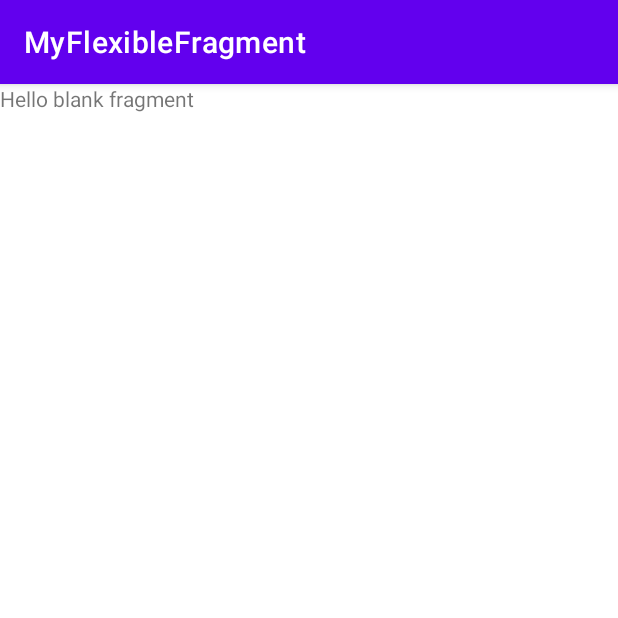
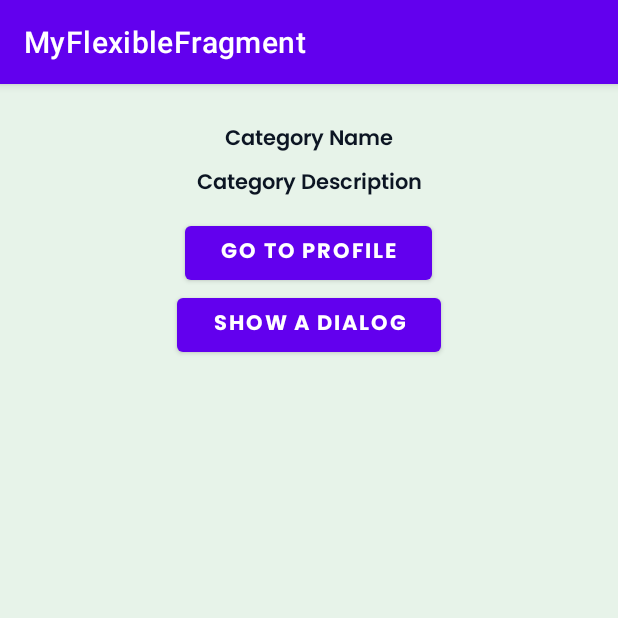
Before and after one commit to annisaseptyana/MyFlexibleFragment, an Android app: the fragment CategoryDetailsFragment shown on its own in the app's theme, on a phone screen of 412 x 824 dp, the top half of it. Run offline under Robolectric (Android 15) with nearby library versions, the phone set to English and light mode, and no system bars.

Commit message:
Fragment

```diff
--- a/app/src/main/AndroidManifest.xml
+++ b/app/src/main/AndroidManifest.xml
@@ -10,6 +10,9 @@
         android:supportsRtl="true"
         android:theme="@style/Theme.MyFlexibleFragment">
         <activity
+            android:name=".ProfileActivity"
+            android:exported="false" />
+        <activity
             android:name=".MainActivity"
             android:exported="true">
             <intent-filter>
@@ -18,6 +21,7 @@
                 <category android:name="android.intent.category.LAUNCHER" />
             </intent-filter>
         </activity>
+
         <meta-data
             android:name="preloaded_fonts"
             android:resource="@array/preloaded_fonts" />
--- a/app/src/main/java/com/bangkit/myflexiblefragment/CategoryDetailsFragment.kt
+++ b/app/src/main/java/com/bangkit/myflexiblefragment/CategoryDetailsFragment.kt
@@ -1,53 +1,30 @@
 package com.bangkit.myflexiblefragment
 
+import android.content.Intent
 import android.os.Bundle
 import androidx.fragment.app.Fragment
 import android.view.LayoutInflater
 import android.view.View
 import android.view.ViewGroup
+import android.widget.Button
+import android.widget.TextView
+import android.widget.Toast
+import org.w3c.dom.Text
 
-// TODO: Rename parameter arguments, choose names that match
-// the fragment initialization parameters, e.g. ARG_ITEM_NUMBER
 private const val ARG_PARAM1 = "param1"
 private const val ARG_PARAM2 = "param2"
 
-/**
- * A simple [Fragment] subclass.
- * Use the [CategoryDetailsFragment.newInstance] factory method to
- * create an instance of this fragment.
- */
 class CategoryDetailsFragment : Fragment() {
-    // TODO: Rename and change types of parameters
-    private var param1: String? = null
-    private var param2: String? = null
 
-    override fun onCreate(savedInstanceState: Bundle?) {
-        super.onCreate(savedInstanceState)
-        arguments?.let {
-            param1 = it.getString(ARG_PARAM1)
-            param2 = it.getString(ARG_PARAM2)
-        }
-    }
-
-    override fun onCreateView(
-        inflater: LayoutInflater, container: ViewGroup?,
-        savedInstanceState: Bundle?
-    ): View? {
-        // Inflate the layout for this fragment
-        return inflater.inflate(R.layout.fragment_category_details, container, false)
-    }
+    lateinit var tvCategoryName: TextView
+    lateinit var tvCategoryDescription: TextView
+    lateinit var btnProfile: Button
+    lateinit var btnDialog: Button
 
     companion object {
-        /**
-         * Use this factory method to create a new instance of
-         * this fragment using the provided parameters.
-         *
-         * @param param1 Parameter 1.
-         * @param param2 Parameter 2.
-         * @return A new instance of fragment CategoryDetailsFragment.
-         */
-        // TODO: Rename and change types and number of parameters
-        @JvmStatic
+        var CATEGORY_NAME = "category_name"
+        var CATEGORY_DESCRIPTION = "category_description"
+
         fun newInstance(param1: String, param2: String) =
             CategoryDetailsFragment().apply {
                 arguments = Bundle().apply {
@@ -56,4 +33,49 @@ class CategoryDetailsFragment : Fragment() {
                 }
             }
     }
+
+    override fun onCreateView(
+        inflater: LayoutInflater, container: ViewGroup?,
+        savedInstanceState: Bundle?): View? {
+        // Inflate the layout for this fragment
+        return inflater.inflate(R.layout.fragment_category_details, container, false)
+    }
+
+    override fun onViewCreated(view: View, savedInstanceState: Bundle?) {
+        super.onViewCreated(view, savedInstanceState)
+
+        val tvCategoryName: TextView = view.findViewById(R.id.tv_category_name)
+        val tvCategoryDescription: TextView = view.findViewById(R.id.tv_category_description)
+        val btnProfile: Button = view.findViewById(R.id.btn_profile)
+        val btnDialog: Button = view.findViewById(R.id.btn_dialog)
+
+        if (arguments != null) {
+            val categoryName = arguments?.getString(CATEGORY_NAME)
+            val categoryDescription = arguments?.getString(CATEGORY_DESCRIPTION)
+
+            tvCategoryName.text = categoryName
+            tvCategoryDescription.text = categoryDescription
+        }
+
+        btnDialog.setOnClickListener{
+            val quizDialogFragment = QuizDialogFragment()
+
+            val fragmentManager = childFragmentManager
+            quizDialogFragment.show(fragmentManager, QuizDialogFragment::class.java.simpleName)
+        }
+
+        btnProfile.setOnClickListener{
+            val intent = Intent(requireActivity(), ProfileActivity::class.java)
+            startActivity(intent)
+        }
+
+    }
+
+    internal var quizDialogListener: QuizDialogFragment.OnQuizDialogListener = object : QuizDialogFragment.OnQuizDialogListener {
+        override fun onQuizChosen(text: String?) {
+            // maunya sih ganti textcolor soalnya quiz
+            Toast.makeText(requireActivity(), text, Toast.LENGTH_LONG).show()
+        }
+    }
+
 }
--- a/app/src/main/res/layout/fragment_category.xml
+++ b/app/src/main/res/layout/fragment_category.xml
@@ -24,6 +24,6 @@
         android:layout_gravity="center_horizontal"
         android:fontFamily="@font/poppins_bold"
         android:paddingHorizontal="24dp"
-        android:text="@string/category_lifestyle" />
+        android:text="@string/category_pets" />
 
 </LinearLayout>
--- a/app/src/main/res/layout/fragment_category_details.xml
+++ b/app/src/main/res/layout/fragment_category_details.xml
@@ -1,14 +1,50 @@
 <?xml version="1.0" encoding="utf-8"?>
-<FrameLayout xmlns:android="http://schemas.android.com/apk/res/android"
+<LinearLayout xmlns:android="http://schemas.android.com/apk/res/android"
     xmlns:tools="http://schemas.android.com/tools"
     android:layout_width="match_parent"
     android:layout_height="match_parent"
+    android:orientation="vertical"
+    android:padding="20dp"
+    android:background="@color/bp_gray"
     tools:context=".CategoryDetailsFragment">
 
-    <!-- TODO: Update blank fragment layout -->
     <TextView
+        android:id="@+id/tv_category_name"
         android:layout_width="match_parent"
-        android:layout_height="match_parent"
-        android:text="@string/hello_blank_fragment" />
+        android:layout_height="wrap_content"
+        android:fontFamily="@font/poppins_semibold"
+        android:textColor="@color/bp_navy"
+        android:gravity="center"
+        android:layout_margin="5dp"
+        android:text="@string/category_name"/>
 
-</FrameLayout>
+    <TextView
+        android:id="@+id/tv_category_description"
+        android:layout_width="match_parent"
+        android:layout_height="wrap_content"
+        android:fontFamily="@font/poppins_semibold"
+        android:textColor="@color/bp_navy"
+        android:gravity="center"
+        android:layout_marginBottom="10dp"
+        android:text="@string/category_description"/>
+
+    <Button
+        android:id="@+id/btn_profile"
+        android:layout_width="wrap_content"
+        android:layout_height="wrap_content"
+        android:layout_gravity="center_horizontal"
+        android:fontFamily="@font/poppins_bold"
+        android:paddingHorizontal="24dp"
+        android:text="@string/to_profile"/>
+
+    <Button
+        android:id="@+id/btn_dialog"
+        android:layout_width="wrap_content"
+        android:layout_height="wrap_content"
+        android:layout_gravity="center_horizontal"
+        android:fontFamily="@font/poppins_bold"
+        android:paddingHorizontal="24dp"
+        android:text="@string/show_dialog"/>
+
+
+</LinearLayout>
--- a/app/src/main/res/values/strings.xml
+++ b/app/src/main/res/values/strings.xml
@@ -2,14 +2,14 @@
     <string name="app_name">MyFlexibleFragment</string>
     <string name="this_profile">You just entered Profile Activity</string>
     <string name="this_category">You just entered Catgory Fragment</string>
-    <string name="category_lifestyle">Go to Lifestyle Fragment</string>
+    <string name="category_pets">Go to Pets Category</string>
     <string name="category_name">Category Name</string>
     <string name="category_description">Category Description</string>
     <string name="to_profile">Go to Profile</string>
     <string name="show_dialog">Show a Dialog</string>
     <string name="hello_home_fragment">You just entered Home Fragment</string>
     <string name="to_category">Go to Category</string>
-    <string name="question_singer">Who owns the song "INVU"?</string>
+    <string name="question_singer">Who owns the song \"INVU\"?</string>
     <string name="taeyeon_kim">Taeyeon Kim</string>
     <string name="wendy_son">Wendy Son</string>
     <string name="yuju_kim">Yuju Kim</string>
```
Also changed, not shown: app/src/main/java/com/bangkit/myflexiblefragment/CategoryFragment.kt (+18 -0 lines), app/src/main/java/com/bangkit/myflexiblefragment/ProfileActivity.kt (added, +11 -0 lines), app/src/main/java/com/bangkit/myflexiblefragment/QuizDialogFragment.kt (added, +81 -0 lines), app/src/main/res/layout/activity_profile.xml (added, +20 -0 lines), app/src/main/res/layout/fragment_quiz_dialog.xml (added, +96 -0 lines).
